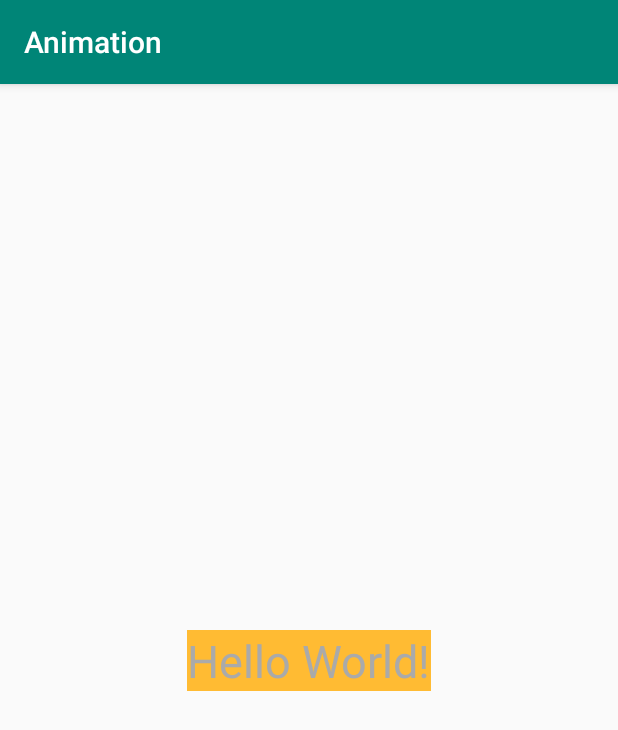
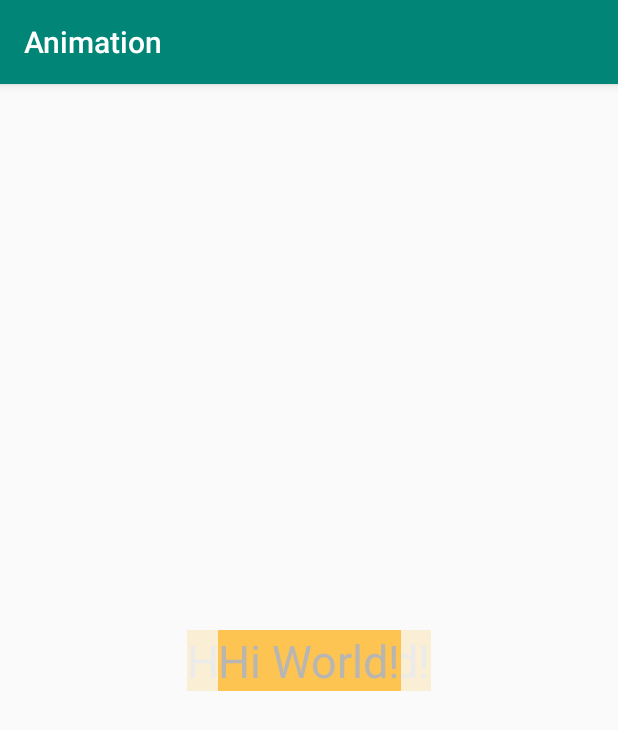
Before and after one commit to mratyunjay007/Animation, an Android app: the screen it shows after launch (MainActivity), after a tap on "Hello World!", on a phone screen of 412 x 824 dp. Shown: the top 730 px of the screen. Run offline under Robolectric (Android 15) with nearby library versions, the phone set to English and light mode, and no system bars.

Commit message:
If you have paced two elements on same place than you should set animation for only 1 element , otherwise it may confuse.

```diff
--- a/app/src/main/java/com/spirit/tech/animation/MainActivity.java
+++ b/app/src/main/java/com/spirit/tech/animation/MainActivity.java
@@ -6,40 +6,37 @@ import android.view.View;
 import android.widget.Button;
 import android.widget.TextView;
 
-public class MainActivity extends AppCompatActivity {
+public class MainActivity extends AppCompatActivity implements View.OnClickListener {
 
     TextView click,tvhi;
+    boolean flag;
     @Override
     protected void onCreate(Bundle savedInstanceState) {
         super.onCreate(savedInstanceState);
         setContentView(R.layout.activity_main);
 
-        click=findViewById(R.id.btnclick);
-        tvhi=findViewById(R.id.newword);
+        click = findViewById(R.id.btnclick);
+        tvhi = findViewById(R.id.newword);
 
-        click.setOnClickListener(new View.OnClickListener() {
-            @Override
-            public void onClick(View v) {
-
-                click.animate().alpha(0).setDuration(1000);
-                tvhi.animate().alpha(1).setDuration(1000);
-            }
-        });
-        tvhi.setOnClickListener(new View.OnClickListener() {
-            @Override
-            public void onClick(View v) {
-                tvhi.animate().alpha(0).setDuration(1000);
-
-                click.animate().alpha(1).setDuration(1000);
-
-
-            }
-        });
-
-
-
-
+        click.setOnClickListener(this);
 
     }
 
+    @Override
+    public void onClick(View v) {
+        if(v.getId()==R.id.btnclick)
+        {
+            if (!flag) {
+                flag = true;
+
+                click.animate().alpha(0).setDuration(3000);
+                tvhi.animate().alpha(1).setDuration(3000);
+            } else {
+                flag = false;
+                click.animate().alpha(1).setDuration(3000);
+                tvhi.animate().alpha(0).setDuration(3000);
+
+            }
+        }
+    }
 }
```
